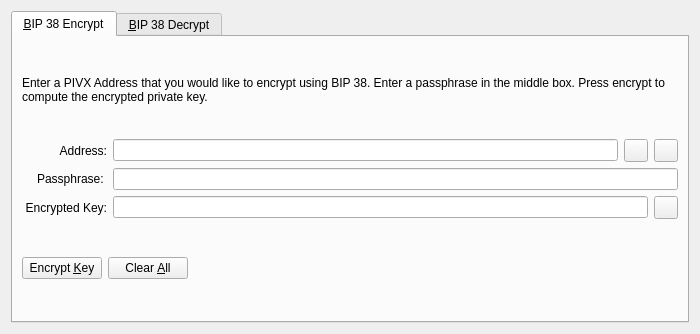
Old version of the form src/qt/forms/bip38tooldialog.ui in the repository mammix2/kore-mammix2.
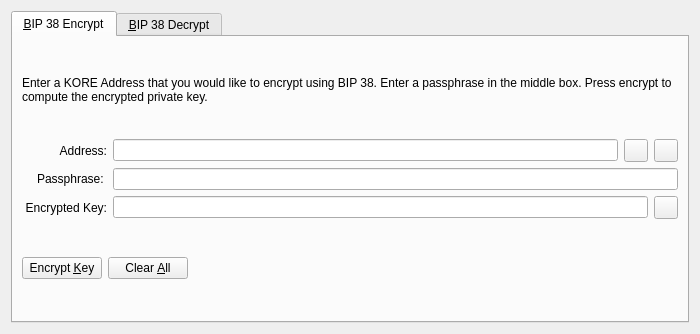
New version of the form. The open tabs and pages were chosen to show the change. Icons and pictures are not drawn. Custom widgets are drawn as their Qt base class.

Commit message: PIVX - Kore renaming

Patch:
```diff
--- a/src/qt/forms/bip38tooldialog.ui
+++ b/src/qt/forms/bip38tooldialog.ui
@@ -30,7 +30,7 @@
        <item>
         <widget class="QLabel" name="infoLabel_ENC">
          <property name="text">
-          <string>Enter a PIVX Address that you would like to encrypt using BIP 38. Enter a passphrase in the middle box. Press encrypt to compute the encrypted private key.</string>
+          <string>Enter a KORE Address that you would like to encrypt using BIP 38. Enter a passphrase in the middle box. Press encrypt to compute the encrypted private key.</string>
          </property>
          <property name="textFormat">
           <enum>Qt::PlainText</enum>
```
Left out of the diff: 22 changed lines with no effect on the pictures. The commit also changes 478 other files.
